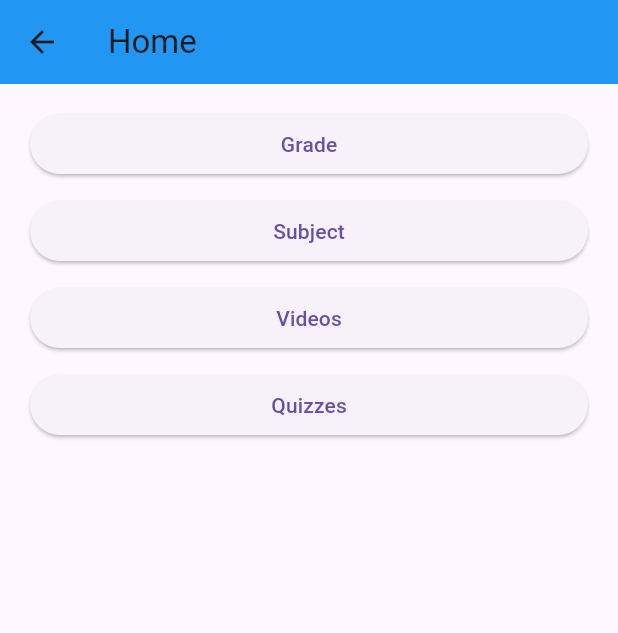
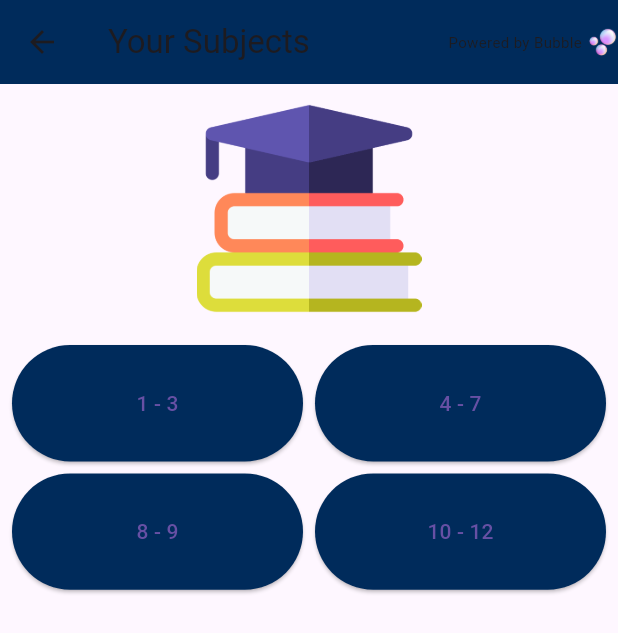
Before and after one commit to KayHamla06/bubble_academy, a Flutter app: the HomePage screen opened directly, after a tap on "Grade", on a phone screen of 412 x 824 dp. Shown: the top 633 px of the screen. Run offline on Flutter 3.47's test engine with Material 3 defaults, Android fonts, the phone set to English and light mode, and no system bars.

Commit message:
Added new files

```diff
--- a/lib/offline/grades/grades.dart
+++ b/lib/offline/grades/grades.dart
@@ -0,0 +1,76 @@
+import 'package:flutter/material.dart';
+import 'grade_8_to_9/subjects_8_and_9.dart'; // Import the file for navigation.
+
+class Grades extends StatefulWidget {
+  const Grades({super.key});
+
+  @override
+  State<Grades> createState() => _GradesState();
+}
+
+class _GradesState extends State<Grades> {
+  List<String> grades = ["1 - 3", "4 - 7", "8 - 9", "10 - 12"];
+
+  @override
+  Widget build(BuildContext context) {
+    return Scaffold(
+      appBar: AppBar(
+        title: const Text('Your Subjects'),
+        backgroundColor: const Color(0xFF002B5B),
+        actions: [
+          Row(
+            children: [
+              const Text('Powered by Bubble', style: TextStyle(fontSize: 10)),
+              const SizedBox(width: 4),
+              Image.asset('lib/assets/bubble_logo.png', height: 20, width: 20),
+            ],
+          ),
+        ],
+      ),
+      body: Column(
+        children: [
+          Padding(
+            padding: const EdgeInsets.all(8.0),
+            child: Image.asset(
+              'lib/assets/education.png',
+              height: 150,
+              width: 150,
+            ),
+          ),
+          Expanded(
+            child: GridView.builder(
+              padding: const EdgeInsets.all(8.0),
+              gridDelegate: const SliverGridDelegateWithFixedCrossAxisCount(
+                crossAxisCount: 2, // Two columns
+                childAspectRatio: 2.5,
+                crossAxisSpacing: 8.0,
+                mainAxisSpacing: 8.0,
+              ),
+              itemCount: grades.length,
+              itemBuilder: (context, index) {
+                return ElevatedButton(
+                  style: ElevatedButton.styleFrom(
+                    backgroundColor: const Color(0xFF002B5B),
+                  ),
+                  onPressed: () {
+                    if (grades[index] == "8 - 9") {
+                      Navigator.push(
+                        context,
+                        MaterialPageRoute(
+                          builder:
+                              (context) =>
+                                  const Subjects8And9(), // Navigate to the file
+                        ),
+                      );
+                    }
+                  },
+                  child: Text(grades[index]),
+                );
+              },
+            ),
+          ),
+        ],
+      ),
+    );
+  }
+}
--- a/lib/offline/home_page.dart
+++ b/lib/offline/home_page.dart
@@ -1,4 +1,5 @@
 import 'package:flutter/material.dart';
+import 'grades/grades.dart'; // Import your Grades class.
 
 class HomePage extends StatelessWidget {
   const HomePage({super.key});
@@ -6,22 +7,43 @@ class HomePage extends StatelessWidget {
   @override
   Widget build(BuildContext context) {
     return Scaffold(
-      appBar: AppBar(
-        title: const Text("Home"),
-        backgroundColor: Colors.blue,
-      ),
+      appBar: AppBar(title: const Text("Home"), backgroundColor: Colors.blue),
       body: Padding(
         padding: const EdgeInsets.symmetric(vertical: 16.0, horizontal: 20.0),
         child: Column(
           crossAxisAlignment: CrossAxisAlignment.stretch,
           children: [
-            ElevatedButton(onPressed: () {}, child: const Text("Grade")),
+            ElevatedButton(
+              onPressed: () {
+                // Navigate to the Grades screen.
+                Navigator.push(
+                  context,
+                  MaterialPageRoute(builder: (context) => const Grades()),
+                );
+              },
+              child: const Text("Grade"),
+            ),
             const SizedBox(height: 10),
-            ElevatedButton(onPressed: () {}, child: const Text("Subject")),
+            ElevatedButton(
+              onPressed: () {
+                // Placeholder for Subject button functionality.
+              },
+              child: const Text("Subject"),
+            ),
             const SizedBox(height: 10),
-            ElevatedButton(onPressed: () {}, child: const Text("Videos")),
+            ElevatedButton(
+              onPressed: () {
+                // Placeholder for Videos button functionality.
+              },
+              child: const Text("Videos"),
+            ),
             const SizedBox(height: 10),
-            ElevatedButton(onPressed: () {}, child: const Text("Quizzes")),
+            ElevatedButton(
+              onPressed: () {
+                // Placeholder for Quizzes button functionality.
+              },
+              child: const Text("Quizzes"),
+            ),
           ],
         ),
       ),
--- a/pubspec.yaml
+++ b/pubspec.yaml
@@ -53,6 +53,9 @@ dev_dependencies:
 flutter:
   assets:
     - lib/assets/BubbleAcademy_Logo.png
+    - lib/assets/bubble_logo.png
+    - lib/assets/student-grades.png
+    - lib/assets/education.png
 
 
   # The following line ensures that the Material Icons font is
```
Also changed, not shown: lib/offline/grades/grade_8_to_9/subjects_8_and_9.dart (added, +114 -0 lines), lib/assets/bubble_logo.png (added), lib/assets/education.png (added), lib/assets/student-grades.png (added).
